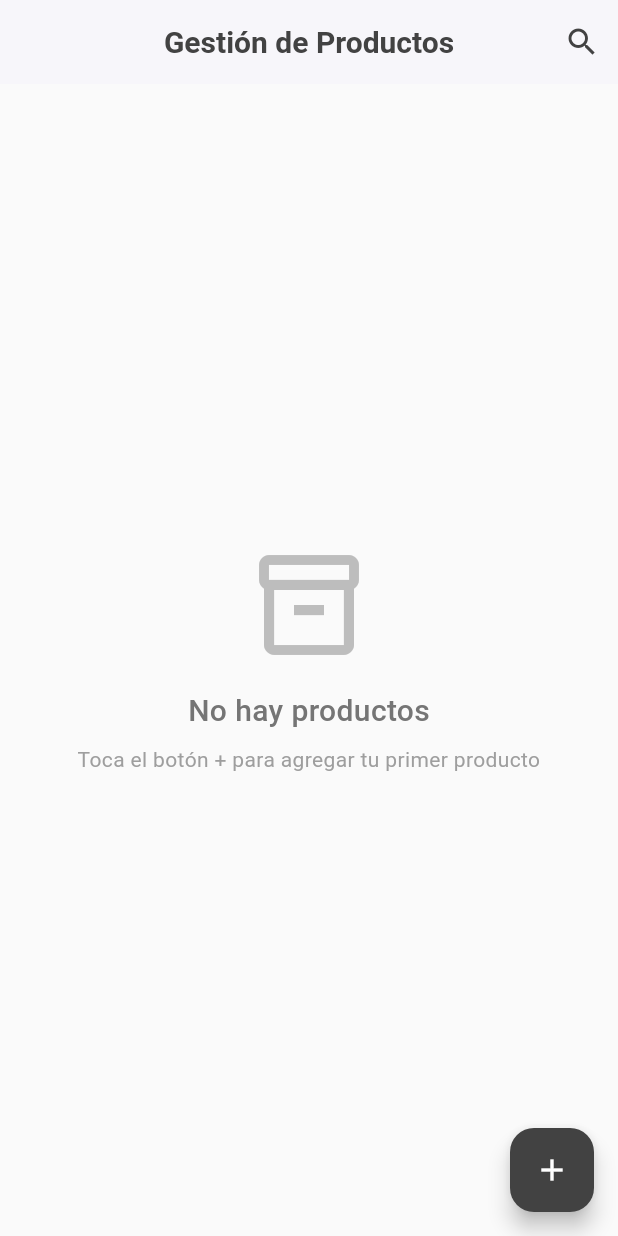
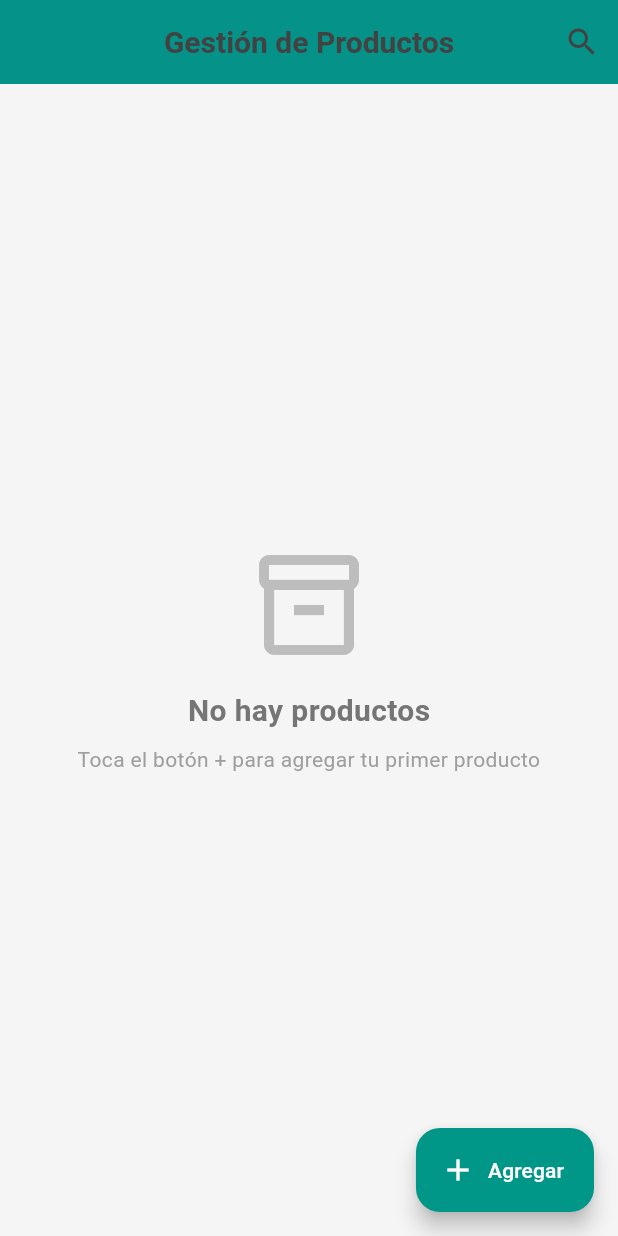
Before and after one commit to ChristopherLozada2005/Multiplataforma_S14_Lopez_Lozada, a Flutter app: the screen it shows after launch, on a phone screen of 412 x 824 dp. Run offline on Flutter 3.47's test engine with Material 3 defaults, Android fonts, the phone set to English and light mode, and no system bars; our stand-ins replace sqflite; accounts and stored records are empty.

Commit message:
Styles Update

```diff
--- a/lib/main.dart
+++ b/lib/main.dart
@@ -6,27 +6,40 @@ void main() {
 }
 
 class MyApp extends StatelessWidget {
+  final Color primaryColor = Colors.teal;
+  final Color backgroundColor = Colors.grey[50]!;
+  final Color textColor = Colors.grey[800]!;
+
   @override
   Widget build(BuildContext context) {
     return MaterialApp(
       title: 'Product Manager',
+      debugShowCheckedModeBanner: false,
       theme: ThemeData(
-        primarySwatch: Colors.grey,
-        scaffoldBackgroundColor: Colors.grey[50],
+        scaffoldBackgroundColor: backgroundColor,
+        primaryColor: primaryColor,
         appBarTheme: AppBarTheme(
           backgroundColor: Colors.white,
           elevation: 1,
-          iconTheme: IconThemeData(color: Colors.grey[800]),
+          iconTheme: IconThemeData(color: textColor),
           titleTextStyle: TextStyle(
-            color: Colors.grey[800],
+            color: textColor,
             fontSize: 20,
             fontWeight: FontWeight.w600,
           ),
         ),
         floatingActionButtonTheme: FloatingActionButtonThemeData(
-          backgroundColor: Colors.grey[800],
+          backgroundColor: primaryColor,
           foregroundColor: Colors.white,
         ),
+        cardTheme: CardTheme(
+          color: Colors.white,
+          elevation: 2,
+          shape: RoundedRectangleBorder(
+            borderRadius: BorderRadius.circular(12),
+          ),
+        ),
+        visualDensity: VisualDensity.adaptivePlatformDensity,
       ),
       home: ProductsView(),
     );
--- a/lib/views/products_view.dart
+++ b/lib/views/products_view.dart
@@ -12,9 +12,13 @@ class ProductsView extends StatefulWidget {
 }
 
 class _ProductsViewState extends State<ProductsView> {
-  ProductDatabase productDatabase = ProductDatabase.instance;
+  final productDatabase = ProductDatabase.instance;
   List<Product> products = [];
   bool isLoading = true;
+
+  final Color primaryColor = Colors.teal;
+  final Color backgroundColor = Colors.grey[100]!;
+  final Color textColor = Colors.grey[800]!;
 
   @override
   void initState() {
@@ -59,13 +63,14 @@ class _ProductsViewState extends State<ProductsView> {
   @override
   Widget build(BuildContext context) {
     return Scaffold(
+      backgroundColor: backgroundColor,
       appBar: AppBar(
         title: Text('Gestión de Productos'),
+        backgroundColor: primaryColor,
         centerTitle: true,
         actions: [
           IconButton(
             onPressed: () {
-              // Implementar búsqueda si es necesario
             },
             icon: Icon(Icons.search),
           ),
@@ -74,7 +79,34 @@ class _ProductsViewState extends State<ProductsView> {
       body: isLoading
           ? Center(child: CircularProgressIndicator())
           : products.isEmpty
-              ? Center(
+              ? _buildEmptyState()
+              : ListView.builder(
+                  padding: EdgeInsets.only(top: 8, bottom: 80),
+                  itemCount: products.length,
+                  itemBuilder: (context, index) {
+                    final product = products[index];
+                    return Padding(
+                      padding: const EdgeInsets.symmetric(horizontal: 12, vertical: 6),
+                      child: ProductCard(
+                        product: product,
+                        onTap: () => goToProductDetailsView(id: product.id),
+                      ),
+                    );
+                  },
+                ),
+      floatingActionButton: FloatingActionButton.extended(
+        onPressed: () => goToProductDetailsView(),
+        icon: Icon(Icons.add),
+        label: Text('Agregar'),
+        backgroundColor: primaryColor,
+      ),
+    );
+  }
+
+  Widget _buildEmptyState() {
+    return Center(
+      child: Padding(
+        padding: const EdgeInsets.symmetric(horizontal: 32),
         child: Column(
           mainAxisAlignment: MainAxisAlignment.center,
           children: [
@@ -89,7 +121,7 @@ class _ProductsViewState extends State<ProductsView> {
               style: TextStyle(
                 fontSize: 20,
                 color: Colors.grey[600],
-                          fontWeight: FontWeight.w500,
+                fontWeight: FontWeight.w600,
               ),
             ),
             SizedBox(height: 8),
@@ -103,22 +135,6 @@ class _ProductsViewState extends State<ProductsView> {
             ),
           ],
         ),
-                )
-              : ListView.builder(
-                  padding: EdgeInsets.only(top: 8, bottom: 80),
-                  itemCount: products.length,
-                  itemBuilder: (context, index) {
-                    final product = products[index];
-                    return ProductCard(
-                      product: product,
-                      onTap: () => goToProductDetailsView(id: product.id),
-                    );
-                  },
-                ),
-      floatingActionButton: FloatingActionButton(
-        onPressed: () => goToProductDetailsView(),
-        tooltip: 'Agregar Producto',
-        child: Icon(Icons.add),
       ),
     );
   }
```
Also changed, not shown: lib/views/product_details_view.dart (+43 -40 lines), lib/widgets/product_card.dart (+37 -13 lines). Lines whose indentation alone changed are shown as unchanged.
